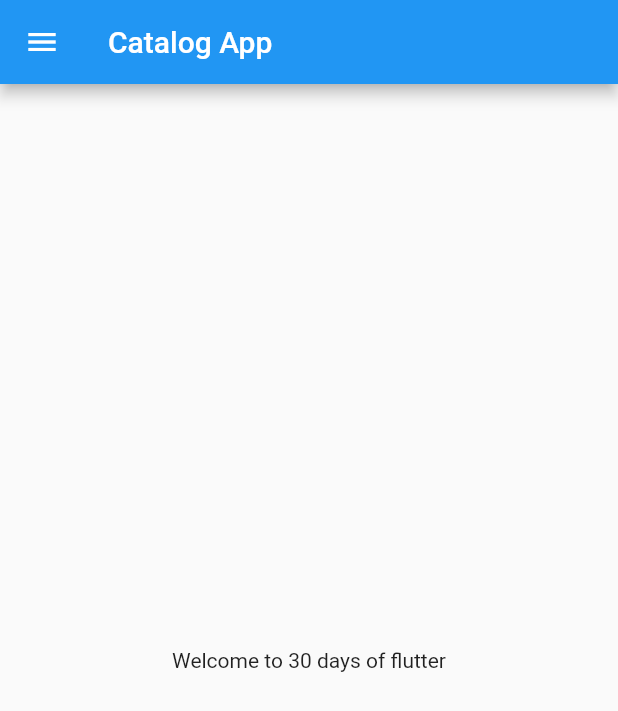
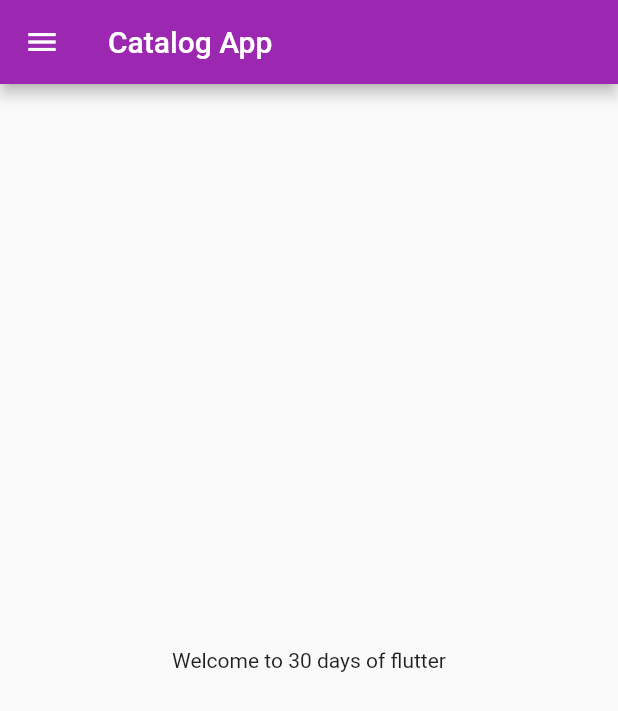
Before and after one commit to rajat1883/FirstFlutterProject, a Flutter app: the screen it shows after launch, on a phone screen of 412 x 824 dp. Shown: the top 711 px of the screen. Run offline on Flutter 3.47's test engine with Material 2 defaults, Android fonts, the phone set to English and light mode, and no system bars.

Commit message:
day 3 completed

```diff
--- a/lib/main.dart
+++ b/lib/main.dart
@@ -1,5 +1,6 @@
 import 'package:flutter/material.dart';
-import 'package:flutter_application_1/home_page.dart';
+import 'package:flutter_application_1/pages/home_page.dart';
+import 'package:flutter_application_1/pages/login_page.dart';
 
 void main() {
   runApp(MyApp());
@@ -9,6 +10,16 @@ class MyApp extends StatelessWidget {
   @override
   Widget build(BuildContext context) {
     // This is for UI
-    return const MaterialApp(home: HomePage());
+    return MaterialApp(
+      themeMode: ThemeMode.light,
+      theme: ThemeData(primarySwatch: Colors.purple),
+      darkTheme: ThemeData(brightness: Brightness.dark),
+      initialRoute: "/home",
+      routes: {
+        "/": (context) => LoginPage(),
+        "/home": (context) => HomePage(),
+        "/login": (context) => LoginPage()
+      },
+    );
   }
 }
```
Also changed, not shown: lib/pages/login_page.dart (added, +16 -0 lines), lib/pages/home_page.dart (renamed from lib/home_page.dart).
